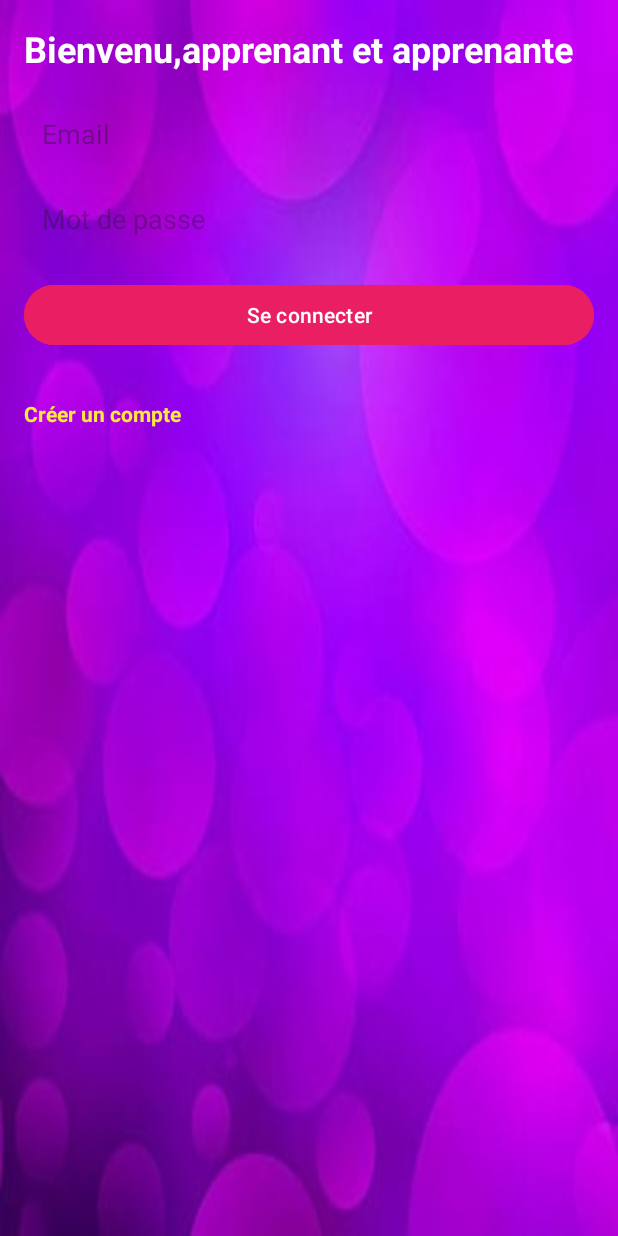
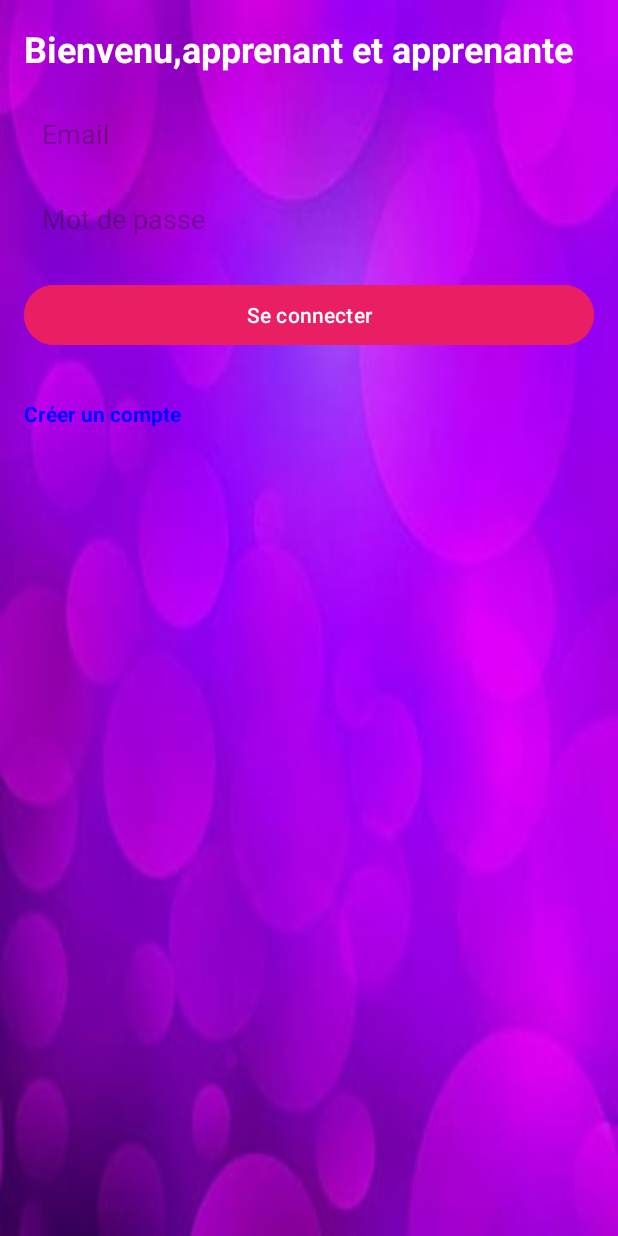
Before and after one commit to bouchrakhalfaouy/Quiz_app, an Android app: the screen it shows after launch (LoginActivity), on a phone screen of 412 x 824 dp. Run offline under Robolectric (Android 15) with nearby library versions, the phone set to English and light mode, and no system bars.

Commit message:
commit 2

```diff
--- a/app/src/main/res/layout/activity_login.xml
+++ b/app/src/main/res/layout/activity_login.xml
@@ -50,7 +50,7 @@
         android:layout_width="wrap_content"
         android:layout_height="wrap_content"
         android:text="Créer un compte"
-        android:textColor="#FFEB3B"
+        android:textColor="#0000FF"
         android:textStyle="bold"
         android:paddingTop="16dp"
         android:clickable="true"
```
